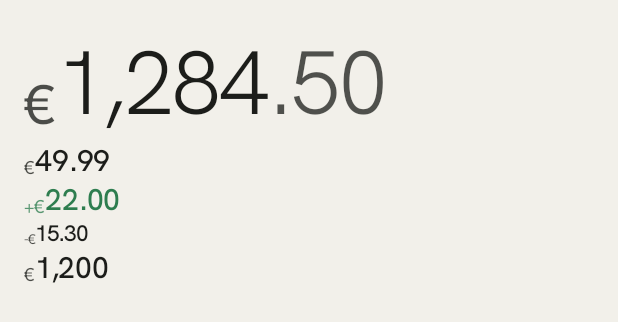
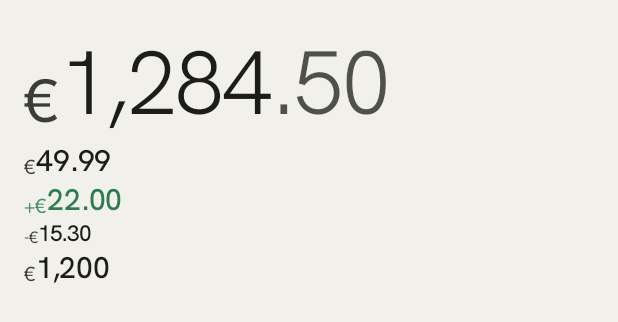
Before and after one commit to antomanc/tameki, an Android app built with Jetpack Compose: the @Preview function AmountTextLightPreview, on a phone screen of 412 x 824 dp. Shown: the top 322 px of the screen. Run offline under Robolectric (Android 15) with nearby library versions, the phone set to English and light mode, and no system bars.

Commit message:
core:ui: polish rows, charts and chip states after a screenshot pass
Top-align amounts with titles, let chips and numpad keys grow with the
font scale, keep chart values inside the screen, and stop ellipsizing a
recurring detail that contains money. Add palette contrast and glyph
coverage tests, and a debug-gallery screenshot suite.

```diff
--- a/core/ui/src/main/kotlin/dev/antomanc/tameki/core/ui/components/AmountText.kt
+++ b/core/ui/src/main/kotlin/dev/antomanc/tameki/core/ui/components/AmountText.kt
@@ -29,6 +29,7 @@ import androidx.compose.ui.semantics.clearAndSetSemantics
 import androidx.compose.ui.semantics.contentDescription
 import androidx.compose.ui.text.AnnotatedString
 import androidx.compose.ui.text.TextStyle
+import androidx.compose.ui.text.font.FontWeight
 import androidx.compose.ui.text.rememberTextMeasurer
 import androidx.compose.ui.tooling.preview.Preview
 import androidx.compose.ui.unit.Dp
@@ -123,15 +124,16 @@ fun AmountText(
 @Composable
 private fun Affix(text: String, style: TextStyle, color: Color) {
     val size = style.fontSize.value.takeIf { it > 0f } ?: 16f
+    val affixSize = (size * 0.68f).coerceAtLeast(11f)
     Text(
         text = text,
         style = style.copy(
-            fontSize = (size * 0.62f).sp,
-            lineHeight = (size * 0.62f * 1.05f).sp,
-            fontWeight = androidx.compose.ui.text.font.FontWeight.Normal,
+            fontSize = affixSize.sp,
+            lineHeight = (affixSize * 1.05f).sp,
+            fontWeight = FontWeight.Normal,
             fontFeatureSettings = TABULAR_FIGURES,
         ),
-        color = color.copy(alpha = 0.78f),
+        color = color.copy(alpha = 0.85f),
         maxLines = 1,
         softWrap = false,
     )
--- a/core/ui/src/main/kotlin/dev/antomanc/tameki/core/ui/components/BrandMark.kt
+++ b/core/ui/src/main/kotlin/dev/antomanc/tameki/core/ui/components/BrandMark.kt
@@ -15,9 +15,9 @@ import androidx.compose.runtime.Composable
 import androidx.compose.ui.Alignment
 import androidx.compose.ui.Modifier
 import androidx.compose.ui.draw.clip
-import androidx.compose.ui.graphics.Color
 import androidx.compose.ui.graphics.painter.Painter
 import androidx.compose.ui.layout.ContentScale
+import androidx.compose.ui.semantics.clearAndSetSemantics
 import androidx.compose.ui.semantics.contentDescription
 import androidx.compose.ui.semantics.semantics
 import androidx.compose.ui.text.style.TextAlign
@@ -69,7 +69,7 @@ fun BrandMark(
             .background(hue.copy(alpha = 0.15f))
             .then(
                 if (contentDescription == null) {
-                    Modifier
+                    Modifier.clearAndSetSemantics { }
                 } else {
                     Modifier.semantics { this.contentDescription = contentDescription }
                 },
--- a/core/ui/src/main/kotlin/dev/antomanc/tameki/core/ui/components/CategoryChip.kt
+++ b/core/ui/src/main/kotlin/dev/antomanc/tameki/core/ui/components/CategoryChip.kt
@@ -5,7 +5,6 @@ import androidx.compose.foundation.layout.Arrangement
 import androidx.compose.foundation.layout.Row
 import androidx.compose.foundation.layout.heightIn
 import androidx.compose.foundation.layout.padding
-import androidx.compose.foundation.layout.size
 import androidx.compose.foundation.shape.CircleShape
 import androidx.compose.material3.MaterialTheme
 import androidx.compose.material3.Surface
--- a/core/ui/src/main/kotlin/dev/antomanc/tameki/core/ui/components/Numpad.kt
+++ b/core/ui/src/main/kotlin/dev/antomanc/tameki/core/ui/components/Numpad.kt
@@ -114,7 +114,7 @@ fun Numpad(
 }
 
 private val KeyGap: Dp = 8.dp
-private val KeyHeight: Dp = 58.dp
+private val KeyHeight: Dp = 64.dp
 
 @Composable
 private fun NumpadKey(
--- a/core/ui/src/main/kotlin/dev/antomanc/tameki/core/ui/components/SegmentedKind.kt
+++ b/core/ui/src/main/kotlin/dev/antomanc/tameki/core/ui/components/SegmentedKind.kt
@@ -12,6 +12,7 @@ import androidx.compose.runtime.remember
 import androidx.compose.ui.Modifier
 import androidx.compose.ui.graphics.Color
 import androidx.compose.ui.res.stringResource
+import androidx.compose.ui.text.font.FontWeight
 import androidx.compose.ui.tooling.preview.Preview
 import dev.antomanc.tameki.core.ui.R
 
@@ -57,6 +58,7 @@ fun SegmentedKind(
                 icon = {},
                 label = {
                     Text(
+                        fontWeight = if (selected == kind) FontWeight.SemiBold else FontWeight.Normal,
                         text = stringResource(
                             when (kind) {
                                 TransactionKind.EXPENSE -> R.string.ui_kind_expense
--- a/core/ui/src/main/kotlin/dev/antomanc/tameki/core/ui/theme/Color.kt
+++ b/core/ui/src/main/kotlin/dev/antomanc/tameki/core/ui/theme/Color.kt
@@ -25,7 +25,7 @@ internal val PaperLightScheme = lightColorScheme(
     inversePrimary = Color(0xFFA9CDB3),
     secondary = Color(0xFF5F5B50),
     onSecondary = Color(0xFFFFFFFF),
-    secondaryContainer = Color(0xFFE5E0D4),
+    secondaryContainer = Color(0xFFE2DBCB),
     onSecondaryContainer = Color(0xFF1E1C16),
     tertiary = Color(0xFF7A4B12),
     onTertiary = Color(0xFFFFFFFF),
--- a/core/ui/src/main/kotlin/dev/antomanc/tameki/core/ui/theme/Theme.kt
+++ b/core/ui/src/main/kotlin/dev/antomanc/tameki/core/ui/theme/Theme.kt
@@ -1,6 +1,5 @@
 package dev.antomanc.tameki.core.ui.theme
 
-import android.os.Build
 import androidx.compose.foundation.isSystemInDarkTheme
 import androidx.compose.material3.MaterialTheme
 import androidx.compose.material3.dynamicDarkColorScheme
@@ -15,8 +14,8 @@ import androidx.compose.ui.platform.LocalContext
  * offers it, fixed data and category colours on top, and the app's spacing and motion tokens.
  *
  * @param darkTheme whether to use the dark scheme; follows the system by default.
- * @param dynamicColor let the wallpaper supply surfaces and accents (Android 12+). Data colours
- *   never follow it.
+ * @param dynamicColor let the wallpaper supply surfaces and accents (Android 12+, so every
+ *   supported phone). Data colours never follow it.
  * @param motionEnabled whether the amount roll and other authored motion may play. Defaults to
  *   the system animator duration scale, so "remove animations" is honoured everywhere.
  */
@@ -29,9 +28,7 @@ fun TamekiTheme(
 ) {
     val context = LocalContext.current
     val scheme = when {
-        dynamicColor && Build.VERSION.SDK_INT >= Build.VERSION_CODES.S ->
-            if (darkTheme) dynamicDarkColorScheme(context) else dynamicLightColorScheme(context)
-
+        dynamicColor -> if (darkTheme) dynamicDarkColorScheme(context) else dynamicLightColorScheme(context)
         darkTheme -> PaperDarkScheme
         else -> PaperLightScheme
     }
--- a/core/ui/src/main/res/values/strings.xml
+++ b/core/ui/src/main/res/values/strings.xml
@@ -31,7 +31,6 @@
 
     <!-- Charts -->
     <string name="ui_chart_monthly_a11y">Spending by month: %1$s</string>
-    <string name="ui_chart_monthly_point">%1$s %2$s</string>
     <string name="ui_chart_category_a11y">%1$s, %2$s, %3$d%% of spending</string>
     <string name="ui_chart_empty">No data yet</string>
 
```
Also changed, not shown: core/ui/src/main/kotlin/dev/antomanc/tameki/core/ui/components/RecurringRow.kt (+15 -4 lines), core/ui/src/main/kotlin/dev/antomanc/tameki/core/ui/components/TransactionRow.kt (+7 -1 lines), 3 other files.
